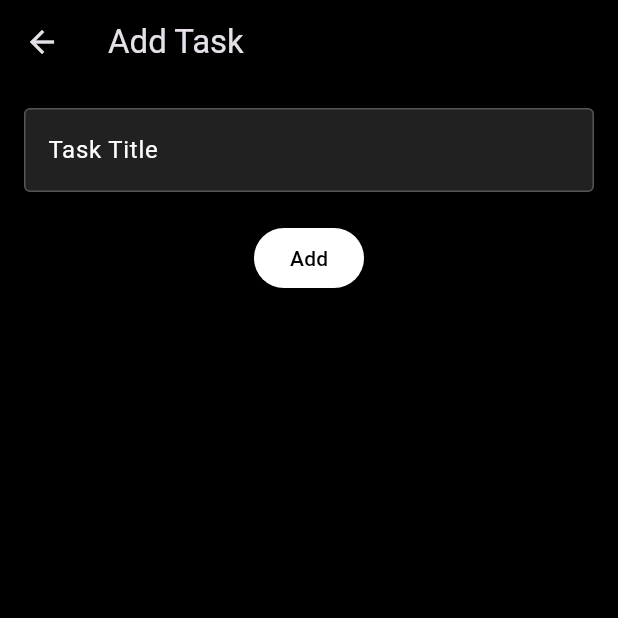
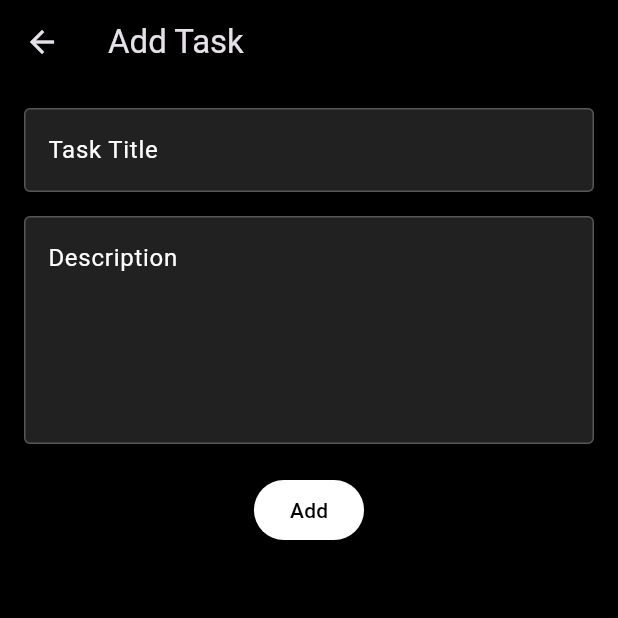
Before and after one commit to A-THIF/to_do_app, a Flutter app: the screen it shows once a user with an empty profile is signed in, after a tap on the "add" icon, on a phone screen of 412 x 824 dp, the top half of it. Run offline on Flutter 3.47's test engine with Material 3 defaults, Android fonts, the phone set to English and light mode, and no system bars; our stand-ins replace cloud_firestore, firebase_auth, firebase_core, google_sign_in; accounts and stored records are empty; network calls fail.

Commit message:
Update code and ignore google-services.json

```diff
--- a/lib/main.dart
+++ b/lib/main.dart
@@ -14,6 +14,7 @@ class MyApp extends StatelessWidget {
   @override
   Widget build(BuildContext context) {
     return MaterialApp(
+      debugShowCheckedModeBanner: false,
       title: 'To Do App',
       theme: ThemeData(
         brightness: Brightness.dark, // 🔥 this makes the whole app dark
--- a/lib/screens/add_task_screen.dart
+++ b/lib/screens/add_task_screen.dart
@@ -1,36 +1,49 @@
+// lib/screens/add_task_screen.dart
+
 import 'package:flutter/material.dart';
 import '../services/firestore_service.dart';
 
 class AddTaskScreen extends StatefulWidget {
   final String? docId;
   final String? existingTitle;
+  final String? existingDescription;
 
-  const AddTaskScreen({super.key, this.docId, this.existingTitle});
+  const AddTaskScreen({
+    super.key,
+    this.docId,
+    this.existingTitle,
+    this.existingDescription,
+  });
 
   @override
   State<AddTaskScreen> createState() => _AddTaskScreenState();
 }
 
 class _AddTaskScreenState extends State<AddTaskScreen> {
-  final TextEditingController taskController = TextEditingController();
+  final TextEditingController titleController = TextEditingController();
+  final TextEditingController descriptionController = TextEditingController();
   final FirestoreService firestoreService = FirestoreService();
 
   @override
   void initState() {
     super.initState();
     if (widget.existingTitle != null) {
-      taskController.text = widget.existingTitle!;
+      titleController.text = widget.existingTitle!;
+    }
+    if (widget.existingDescription != null) {
+      descriptionController.text = widget.existingDescription!;
     }
   }
 
   void saveTask() {
-    final title = taskController.text.trim();
+    final title = titleController.text.trim();
+    final description = descriptionController.text.trim();
     if (title.isEmpty) return;
 
     if (widget.docId == null) {
-      firestoreService.addTask(title);
+      firestoreService.addTask(title, description);
     } else {
-      firestoreService.updateTask(widget.docId!, title);
+      firestoreService.updateTask(widget.docId!, title, description);
     }
 
     Navigator.pop(context);
@@ -47,8 +60,17 @@ class _AddTaskScreenState extends State<AddTaskScreen> {
         child: Column(
           children: [
             TextField(
-              controller: taskController,
+              controller: titleController,
               decoration: const InputDecoration(labelText: 'Task Title'),
+            ),
+            const SizedBox(height: 16),
+            TextField(
+              controller: descriptionController,
+              maxLines: 5,
+              decoration: const InputDecoration(
+                labelText: 'Description',
+                alignLabelWithHint: true,
+              ),
             ),
             const SizedBox(height: 20),
             ElevatedButton(
--- a/lib/screens/home_screen.dart
+++ b/lib/screens/home_screen.dart
@@ -1,3 +1,5 @@
+// lib/screens/home_screen.dart
+
 import 'package:flutter/material.dart';
 import 'package:firebase_auth/firebase_auth.dart';
 import 'package:google_sign_in/google_sign_in.dart';
@@ -11,9 +13,29 @@ class HomeScreen extends StatelessWidget {
 
   final FirestoreService firestoreService = FirestoreService();
 
-  Future<void> signOut() async {
-    await FirebaseAuth.instance.signOut();
-    await GoogleSignIn().signOut();
+  Future<void> signOut(BuildContext context) async {
+    final confirmed = await showDialog<bool>(
+      context: context,
+      builder: (context) => AlertDialog(
+        title: const Text('Sign Out'),
+        content: const Text('Are you sure you want to sign out?'),
+        actions: [
+          TextButton(
+            child: const Text('Cancel'),
+            onPressed: () => Navigator.of(context).pop(false),
+          ),
+          TextButton(
+            child: const Text('Sign Out'),
+            onPressed: () => Navigator.of(context).pop(true),
+          ),
+        ],
+      ),
+    );
+
+    if (confirmed == true) {
+      await FirebaseAuth.instance.signOut();
+      await GoogleSignIn().signOut();
+    }
   }
 
   @override
@@ -22,13 +44,18 @@ class HomeScreen extends StatelessWidget {
       appBar: AppBar(
         title: const Text('Your Tasks'),
         actions: [
-          IconButton(icon: const Icon(Icons.logout), onPressed: signOut),
+          IconButton(
+            icon: const Icon(Icons.logout),
+            onPressed: () => signOut(context),
+          ),
         ],
       ),
       body: StreamBuilder<QuerySnapshot>(
         stream: firestoreService.getTasks(),
         builder: (context, snapshot) {
-          if (snapshot.hasError) return const Center(child: Text('Error'));
+          if (snapshot.hasError) {
+            return const Center(child: Text('Error loading tasks.'));
+          }
           if (snapshot.connectionState == ConnectionState.waiting) {
             return const Center(child: CircularProgressIndicator());
           }
@@ -39,8 +66,12 @@ class HomeScreen extends StatelessWidget {
             itemCount: tasks.length,
             itemBuilder: (context, index) {
               final task = tasks[index];
+              final data = task.data() as Map<String, dynamic>;
+              final title = data['title'] ?? '';
+              final description = data['description'] ?? '';
               return ListTile(
-                title: Text(task['title']),
+                title: Text(title),
+                subtitle: Text(description),
                 trailing: Row(
                   mainAxisSize: MainAxisSize.min,
                   children: [
@@ -53,6 +84,7 @@ class HomeScreen extends StatelessWidget {
                             builder: (_) => AddTaskScreen(
                               docId: task.id,
                               existingTitle: task['title'],
+                              existingDescription: task['description'],
                             ),
                           ),
                         );
--- a/lib/screens/register_screen.dart
+++ b/lib/screens/register_screen.dart
@@ -19,7 +19,8 @@ class _RegisterScreenState extends State<RegisterScreen> {
         email: emailController.text.trim(),
         password: passwordController.text.trim(),
       );
-      Navigator.pop(context); // go back to SignInScreen
+      if (!mounted) return; // Check if the widget is still mounted
+      Navigator.pop(context); // Navigate back after successful registration
     } on FirebaseAuthException catch (e) {
       debugPrint(e.message);
     }
--- a/lib/screens/sign_in_screen.dart
+++ b/lib/screens/sign_in_screen.dart
@@ -14,20 +14,53 @@ class SignInScreen extends StatefulWidget {
 class _SignInScreenState extends State<SignInScreen> {
   final emailController = TextEditingController();
   final passwordController = TextEditingController();
-  bool _obscurePassword = true; // for toggle
+  bool _obscurePassword = true;
+  bool _isLoading = false;
+  String? _errorMessage;
 
   Future<void> signInWithEmail() async {
+    final email = emailController.text.trim();
+    final password = passwordController.text.trim();
+
+    if (email.isEmpty || password.isEmpty) {
+      setState(() {
+        _errorMessage = 'Please fill in both email and password.';
+      });
+      return;
+    }
+
+    setState(() {
+      _isLoading = true;
+      _errorMessage = null;
+    });
+
     try {
       await FirebaseAuth.instance.signInWithEmailAndPassword(
-        email: emailController.text.trim(),
-        password: passwordController.text.trim(),
+        email: email,
+        password: password,
       );
     } on FirebaseAuthException catch (e) {
-      debugPrint(e.message);
+      setState(() {
+        _errorMessage = e.message ?? 'Sign in failed.';
+      });
+    } catch (e) {
+      setState(() {
+        _errorMessage = 'Something went wrong.';
+      });
+    } finally {
+      setState(() {
+        _isLoading = false;
+      });
     }
   }
 
   Future<void> signInWithGoogle() async {
+    setState(() {
+      _isLoading = true;
+      _errorMessage = null;
+    });
+
+    try {
       final GoogleSignInAccount? googleUser = await GoogleSignIn().signIn();
       if (googleUser == null) return;
 
@@ -39,6 +72,15 @@ class _SignInScreenState extends State<SignInScreen> {
       );
 
       await FirebaseAuth.instance.signInWithCredential(credential);
+    } catch (e) {
+      setState(() {
+        _errorMessage = 'Google sign in failed.';
+      });
+    } finally {
+      setState(() {
+        _isLoading = false;
+      });
+    }
   }
 
   @override
@@ -54,6 +96,7 @@ class _SignInScreenState extends State<SignInScreen> {
               controller: emailController,
               decoration: const InputDecoration(labelText: 'Email'),
             ),
+            const SizedBox(height: 12),
             TextField(
               controller: passwordController,
               obscureText: _obscurePassword,
@@ -71,16 +114,21 @@ class _SignInScreenState extends State<SignInScreen> {
                 ),
               ),
             ),
-            const SizedBox(height: 16),
-            ElevatedButton(
+            const SizedBox(height: 20),
+            if (_errorMessage != null)
+              Text(_errorMessage!, style: const TextStyle(color: Colors.red)),
+            const SizedBox(height: 10),
+            _isLoading
+                ? const CircularProgressIndicator()
+                : ElevatedButton(
                     style: ElevatedButton.styleFrom(
                       backgroundColor: const Color.fromARGB(255, 45, 91, 129),
-                foregroundColor: const Color.fromARGB(255, 255, 255, 255),
+                      foregroundColor: Colors.white,
                     ),
                     onPressed: signInWithEmail,
                     child: const Text('Sign in with Email & Password'),
                   ),
-            const SizedBox(height: 16),
+            const SizedBox(height: 10),
             TextButton(
               onPressed: () {
                 Navigator.push(
@@ -98,7 +146,7 @@ class _SignInScreenState extends State<SignInScreen> {
                   foregroundColor: Colors.black,
                   side: const BorderSide(color: Colors.black12),
                 ),
-                onPressed: signInWithGoogle,
+                onPressed: _isLoading ? null : signInWithGoogle,
                 child: const Text('Sign in with Google'),
               ),
             ),
--- a/lib/services/firestore_service.dart
+++ b/lib/services/firestore_service.dart
@@ -1,3 +1,5 @@
+// lib/services/firestore_service.dart
+
 import 'package:cloud_firestore/cloud_firestore.dart';
 import 'package:firebase_auth/firebase_auth.dart';
 
@@ -14,20 +16,25 @@ class FirestoreService {
         .snapshots();
   }
 
-  Future<void> addTask(String title) async {
+  Future<void> addTask(String title, String description) async {
     await _db.collection('tasks').doc(user!.uid).collection('userTasks').add({
       'title': title,
+      'description': description,
       'createdAt': FieldValue.serverTimestamp(),
     });
   }
 
-  Future<void> updateTask(String docId, String newTitle) async {
+  Future<void> updateTask(
+    String docId,
+    String newTitle,
+    String newDescription,
+  ) async {
     await _db
         .collection('tasks')
         .doc(user!.uid)
         .collection('userTasks')
         .doc(docId)
-        .update({'title': newTitle});
+        .update({'title': newTitle, 'description': newDescription});
   }
 
   Future<void> deleteTask(String docId) async {
```
Lines whose indentation alone changed are shown as unchanged.
